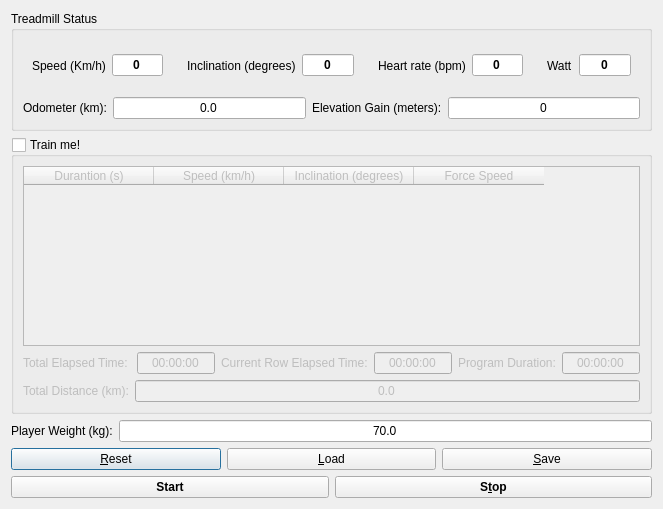
Above: src/mainwindow.ui from cagnulein/qdomyos-zwift before the change. Below: the same form after it.
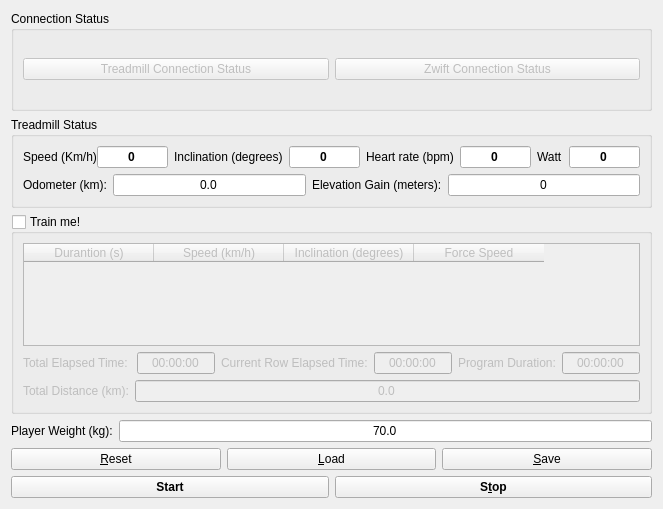
That is the form after the change. Icons and pictures are not drawn.

Commit message: connectivity icon on UI added

```diff
--- a/src/mainwindow.ui
+++ b/src/mainwindow.ui
@@ -14,6 +14,71 @@
    <string>qDoymos-Zwift</string>
   </property>
   <layout class="QVBoxLayout" name="verticalLayout">
+   <item>
+    <widget class="QGroupBox" name="groupBoxConnectionStatus">
+     <property name="minimumSize">
+      <size>
+       <width>0</width>
+       <height>100</height>
+      </size>
+     </property>
+     <property name="title">
+      <string>Connection Status</string>
+     </property>
+     <layout class="QHBoxLayout" name="horizontalLayout_16">
+      <item>
+       <layout class="QHBoxLayout" name="horizontalLayout_15">
+        <item>
+         <widget class="QPushButton" name="connectionToTreadmill">
+          <property name="enabled">
+           <bool>false</bool>
+          </property>
+          <property name="minimumSize">
+           <size>
+            <width>0</width>
+            <height>0</height>
+           </size>
+          </property>
+          <property name="text">
+           <string>Treadmill Connection Status</string>
+          </property>
+          <property name="icon">
+           <iconset resource="icons.qrc">
+            <normaloff>:/icons/icons/bluetooth-icon.png</normaloff>:/icons/icons/bluetooth-icon.png</iconset>
+          </property>
+          <property name="iconSize">
+           <size>
+            <width>48</width>
+            <height>48</height>
+           </size>
+          </property>
+         </widget>
+        </item>
+        <item>
+         <widget class="QPushButton" name="connectionToZwift">
+          <property name="enabled">
+           <bool>false</bool>
+          </property>
+          <property name="text">
+           <string>Zwift Connection Status</string>
+          </property>
+          <property name="icon">
+           <iconset resource="icons.qrc">
+            <normaloff>:/icons/icons/zwift-on.png</normaloff>:/icons/icons/zwift-on.png</iconset>
+          </property>
+          <property name="iconSize">
+           <size>
+            <width>48</width>
+            <height>48</height>
+           </size>
+          </property>
+         </widget>
+        </item>
+       </layout>
+      </item>
+     </layout>
+    </widget>
+   </item>
    <item>
     <widget class="QGroupBox" name="groupBox">
      <property name="sizePolicy">
@@ -25,7 +90,7 @@
      <property name="minimumSize">
       <size>
        <width>0</width>
-       <height>120</height>
+       <height>0</height>
       </size>
      </property>
      <property name="title">
@@ -51,6 +116,21 @@
              <number>0</number>
             </property>
             <layout class="QHBoxLayout" name="horizontalLayout">
+             <property name="spacing">
+              <number>0</number>
+             </property>
+             <property name="leftMargin">
+              <number>0</number>
+             </property>
+             <property name="topMargin">
+              <number>0</number>
+             </property>
+             <property name="rightMargin">
+              <number>0</number>
+             </property>
+             <property name="bottomMargin">
+              <number>0</number>
+             </property>
              <item>
               <widget class="QLabel" name="label">
                <property name="text">
@@ -60,6 +140,12 @@
              </item>
              <item>
               <widget class="QLineEdit" name="speed">
+               <property name="sizePolicy">
+                <sizepolicy hsizetype="Preferred" vsizetype="Fixed">
+                 <horstretch>0</horstretch>
+                 <verstretch>0</verstretch>
+                </sizepolicy>
+               </property>
                <property name="font">
                 <font>
                  <weight>75</weight>
@@ -92,6 +178,18 @@
              <number>0</number>
             </property>
             <layout class="QHBoxLayout" name="horizontalLayout_2">
+             <property name="leftMargin">
+              <number>0</number>
+             </property>
+             <property name="topMargin">
+              <number>0</number>
+             </property>
+             <property name="rightMargin">
+              <number>0</number>
+             </property>
+             <property name="bottomMargin">
+              <number>0</number>
+             </property>
              <item>
               <widget class="QLabel" name="label_2">
                <property name="text">
@@ -101,6 +199,12 @@
              </item>
              <item>
               <widget class="QLineEdit" name="inclination">
+               <property name="sizePolicy">
+                <sizepolicy hsizetype="Preferred" vsizetype="Fixed">
+                 <horstretch>0</horstretch>
+                 <verstretch>0</verstretch>
+                </sizepolicy>
+               </property>
                <property name="font">
                 <font>
                  <weight>75</weight>
@@ -133,6 +237,18 @@
              <number>0</number>
             </property>
             <layout class="QHBoxLayout" name="horizontalLayout_3">
+             <property name="leftMargin">
+              <number>0</number>
+             </property>
+             <property name="topMargin">
+              <number>0</number>
+             </property>
+             <property name="rightMargin">
+              <number>0</number>
+             </property>
+             <property name="bottomMargin">
+              <number>0</number>
+             </property>
              <item>
               <widget class="QLabel" name="label_3">
                <property name="text">
@@ -142,6 +258,12 @@
              </item>
              <item>
               <widget class="QLineEdit" name="heartrate">
+               <property name="sizePolicy">
+                <sizepolicy hsizetype="Preferred" vsizetype="Fixed">
+                 <horstretch>0</horstretch>
+                 <verstretch>0</verstretch>
+                </sizepolicy>
+               </property>
                <property name="font">
                 <font>
                  <weight>75</weight>
@@ -174,6 +296,18 @@
              <number>0</number>
             </property>
             <layout class="QHBoxLayout" name="horizontalLayout_7">
+             <property name="leftMargin">
+              <number>0</number>
+             </property>
+             <property name="topMargin">
+              <number>0</number>
+             </property>
+             <property name="rightMargin">
+              <number>0</number>
+             </property>
+             <property name="bottomMargin">
+              <number>0</number>
+             </property>
              <item>
               <widget class="QLabel" name="label_4">
                <property name="text">
```
Left out of the diff: 4 changed lines with no effect on the pictures. The commit also changes 9 other files.
